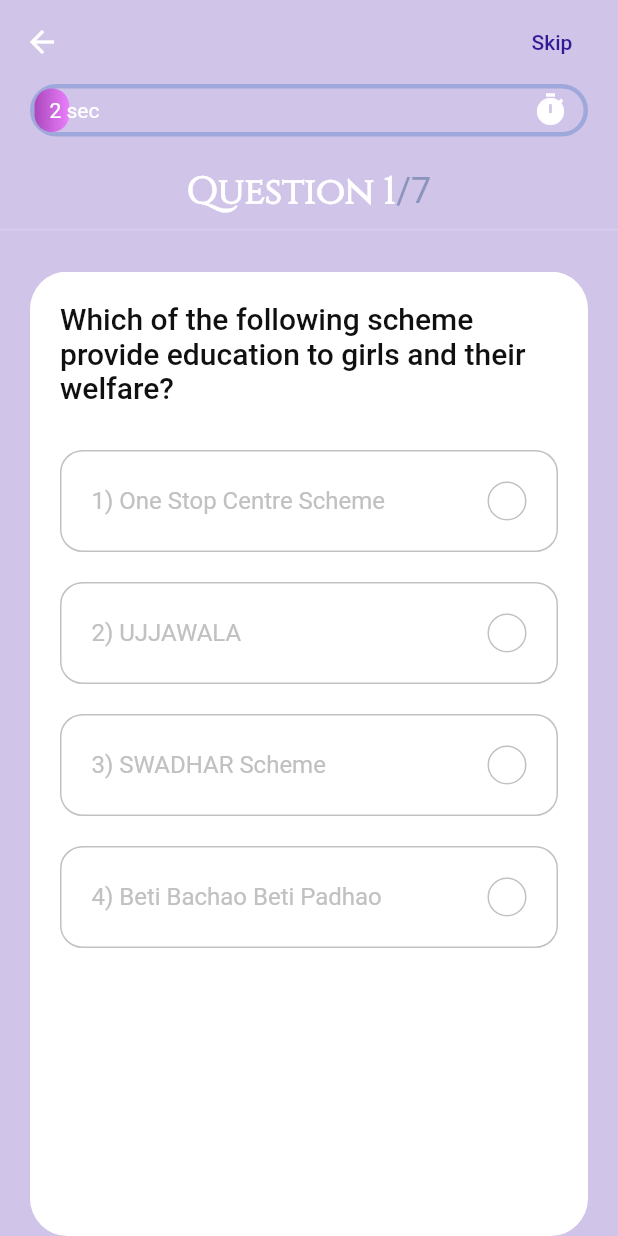
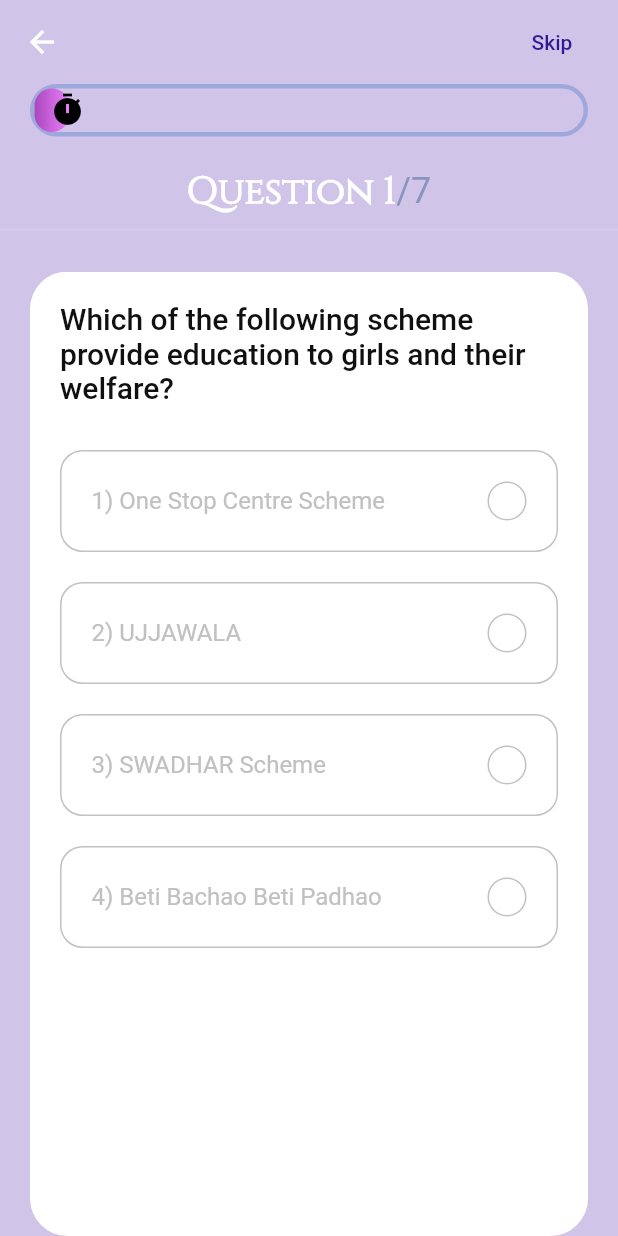
Before and after one commit to mrcodefrost/A7_Elementalists, a Flutter app: the QuizScreen screen opened directly, on a phone screen of 412 x 824 dp. Run offline on Flutter 3.47's test engine with Material 2 defaults, Android fonts, the phone set to English and light mode, and no system bars; our stand-ins replace get.

Commit message:
Update time_bar.dart

```diff
--- a/lib/screens/parts/time_bar.dart
+++ b/lib/screens/parts/time_bar.dart
@@ -38,9 +38,9 @@ class TimeBar extends StatelessWidget {
                     child: Row(
                       mainAxisAlignment: MainAxisAlignment.spaceBetween,
                       children: [
-                        Text(
-                            '${(controller.animation.value * 30).round()} sec'),
-                        Icon(Icons.timer),
+                        // Text(
+                        //     '${(controller.animation.value * 30).round()} sec'),
+                        Icon(Icons.timer, color: Colors.black),
                       ],
                     ),
                   ),
```
